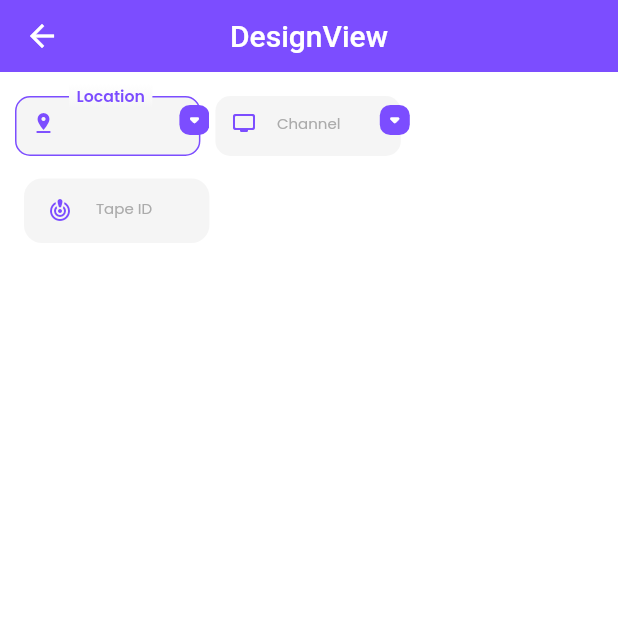
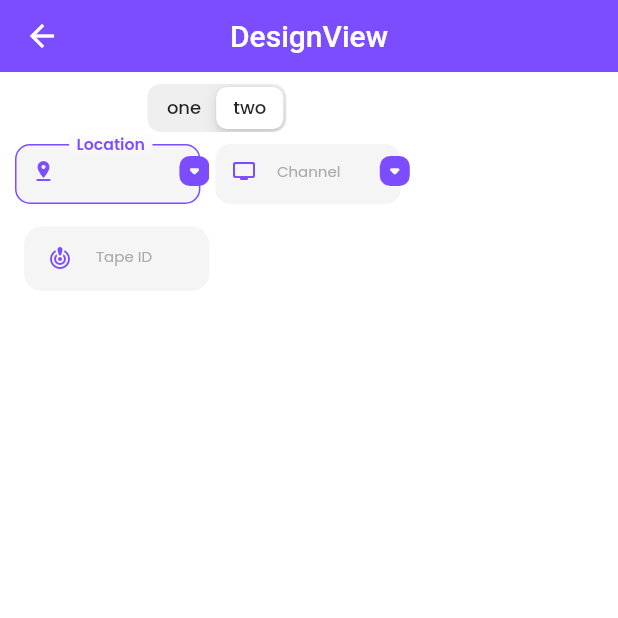
Before and after one commit to jatinkumarsahoo99/bms_salesco, a Flutter app: the DesignView screen opened by its route, on a phone screen of 412 x 824 dp, the top half of it. Run offline on Flutter 3.47's test engine with Material 2 defaults, Android fonts, the phone set to English and light mode, and no system bars; our stand-ins replace data_table_2, dio, dropdown_search, file_picker, flutter_cache_manager, flutter_widget_from_html and 4 more; missing offline and left inert: azure_application_insights, dart:html, dart:js, dropdown_plus, encrypt, excel and 3 more; accounts and stored records are empty.

Commit message:
design completed

```diff
--- a/lib/app/modules/Design/views/design_view.dart
+++ b/lib/app/modules/Design/views/design_view.dart
@@ -1,6 +1,7 @@
 import 'package:bms_salesco/app/data/DropDownValue.dart';
 import 'package:bms_salesco/widgets/DropDowns/list_drop_down.dart';
 import 'package:bms_salesco/widgets/InputFields/normal_text_field.dart';
+import 'package:bms_salesco/widgets/TabBar/app_tap_bar.dart';
 import 'package:flutter/material.dart';
 
 import 'package:get/get.dart';
@@ -20,9 +21,12 @@ class DesignView extends GetView<DesignController> {
       body: Padding(
         padding: const EdgeInsets.symmetric(horizontal: 16, vertical: 8),
         child: Column(
-          mainAxisAlignment: MainAxisAlignment.start,
-          mainAxisSize: MainAxisSize.max,
           children: [
+            AppTabBar(
+              tabsTitle: ['one', 'two'],
+              selectedTab: "two",
+              onSelect: (selectedTab) {},
+            ),
             Wrap(
               runSpacing: 10,
               spacing: 10,
--- a/lib/app/routes/app_pages.dart
+++ b/lib/app/routes/app_pages.dart
@@ -48,7 +48,7 @@ class AppPages {
 
   static const INITIAL = kReleaseMode
       ? Routes.HOME
-      : Routes.AUTO_TIME_LOCK +
+      : Routes.DESIGN +
           "?personalNo=R9vVPL7er1Os/usemWG/Iw==&loginCode=0iGe3vK5h2KGjfSKZTpmsQ==&formName=OI8ukDpPPVN0I2BEXu2h4nuFu%2BZm1ZRpvP8NL4XCXzQ%3D";
   static final routes = [
     GetPage(
--- a/lib/widgets/DropDowns/list_drop_down.dart
+++ b/lib/widgets/DropDowns/list_drop_down.dart
@@ -111,7 +111,7 @@ class ListDropDown extends StatelessWidget {
               /// dropdown icon
               Positioned(
                 right: 0,
-                top: 14,
+                top: 16,
                 child: SizedBox(
                   width: 20,
                   height: 20,
--- /dev/null
+++ b/lib/widgets/TabBar/app_tap_bar.dart
@@ -0,0 +1,42 @@
+import 'package:flutter/cupertino.dart';
+import 'package:flutter/src/widgets/framework.dart';
+import 'package:flutter/src/widgets/placeholder.dart';
+import 'package:google_fonts/google_fonts.dart';
+
+class AppTabBar extends StatelessWidget {
+  final List<String> tabsTitle;
+  final void Function(String? selectedTab) onSelect;
+  final String? selectedTab;
+  const AppTabBar({
+    super.key,
+    required this.tabsTitle,
+    required this.onSelect,
+    this.selectedTab,
+  });
+
+  @override
+  Widget build(BuildContext context) {
+    var tempSelectedTab = selectedTab;
+    return StatefulBuilder(builder: (context, re) {
+      return CupertinoSlidingSegmentedControl<String>(
+        children: {
+          for (var element in tabsTitle)
+            element: Text(
+              element,
+              style: GoogleFonts.poppins(
+                fontSize: 12,
+                fontWeight: FontWeight.w500,
+                // color: Color
+              ),
+            )
+        },
+        groupValue: tempSelectedTab ?? tabsTitle.first,
+        onValueChanged: (val) {
+          onSelect(val);
+          tempSelectedTab = val;
+          re(() {});
+        },
+      );
+    });
+  }
+}
```
Also changed, not shown: 1 other file.
